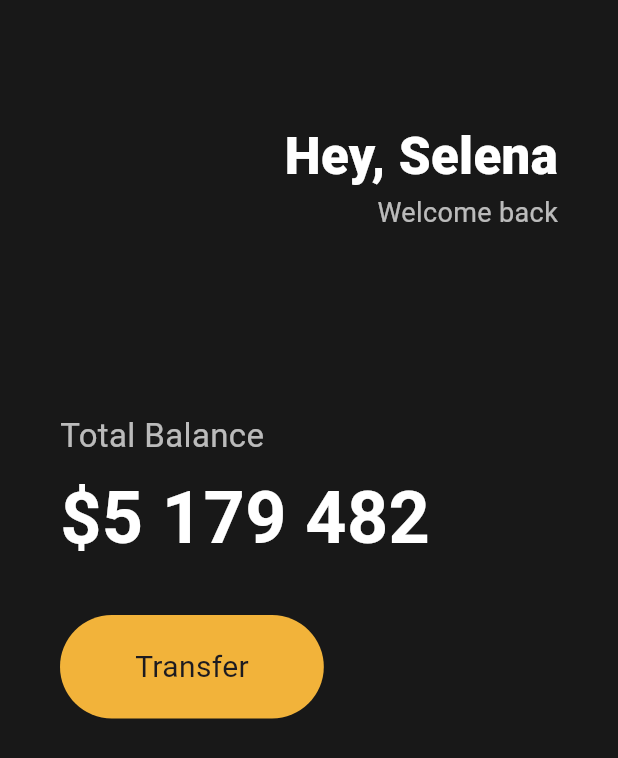
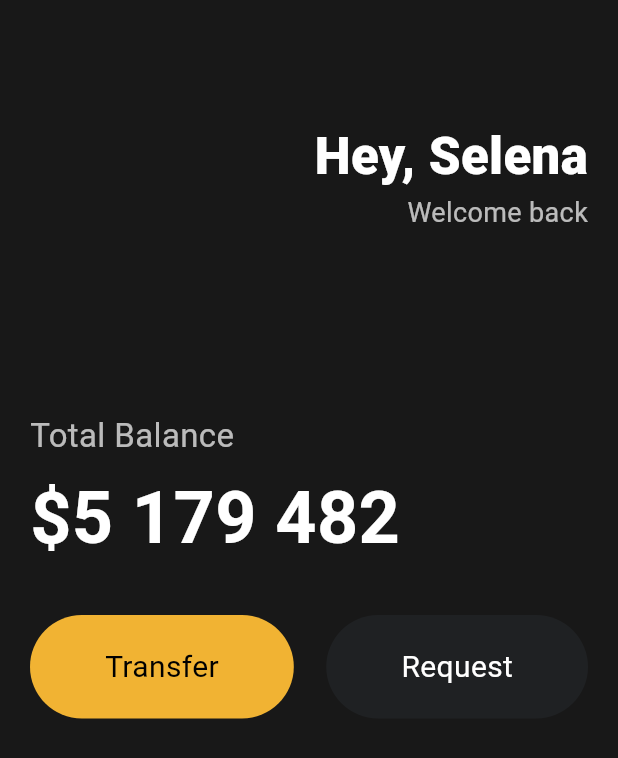
Before and after one commit to kyhyeok/toonflix, a Flutter app: the screen it shows after launch, on a phone screen of 412 x 824 dp. Shown: the top 758 px of the screen. Run offline on Flutter 3.47's test engine with Material 3 defaults, Android fonts, the phone set to English and light mode, and no system bars.

Commit message:
UI CHALLENGE 3.5 Reusable Widgets

```diff
--- a/lib/main.dart
+++ b/lib/main.dart
@@ -1,4 +1,5 @@
 import 'package:flutter/material.dart';
+import 'package:toonflix/widgets/Button.dart';
 
 void main() {
   runApp(App());
@@ -11,7 +12,7 @@ class App extends StatelessWidget {
       home: Scaffold(
         backgroundColor: Color(0xFF181818),
         body: Padding(
-          padding: EdgeInsets.symmetric(horizontal: 40),
+          padding: EdgeInsets.symmetric(horizontal: 20),
           child: Column(
             crossAxisAlignment: CrossAxisAlignment.start,
             children: [
@@ -68,25 +69,16 @@ class App extends StatelessWidget {
                 height: 30,
               ),
               Row(
+                mainAxisAlignment: MainAxisAlignment.spaceBetween,
                 children: [
-                  Container(
-                    decoration: BoxDecoration(
-                      color: Color(0xFFF2B33A),
-                      borderRadius: BorderRadius.circular(45),
-                    ),
-                    child: Padding(
-                      padding: EdgeInsets.symmetric(
-                        vertical: 20,
-                        horizontal: 50,
-                      ),
-                      child: Text(
-                        'Transfer',
-                        style: TextStyle(
-                          fontSize: 20,
-                        ),
-                      ),
-                    ),
-                  ),
+                  const Button(
+                      text: 'Transfer',
+                      bgColor: Color(0xFFF1B333),
+                      textColor: Colors.black),
+                  const Button(
+                      text: 'Request',
+                      bgColor: Color(0xFF1F2123),
+                      textColor: Colors.white),
                 ],
               ),
             ],
--- /dev/null
+++ b/lib/widgets/Button.dart
@@ -0,0 +1,36 @@
+import 'package:flutter/material.dart';
+
+class Button extends StatelessWidget {
+  final String text;
+  final Color bgColor;
+  final Color textColor;
+
+  const Button(
+      {super.key,
+      required this.text,
+      required this.bgColor,
+      required this.textColor});
+
+  @override
+  Widget build(BuildContext context) {
+    return Container(
+      decoration: BoxDecoration(
+        color: bgColor,
+        borderRadius: BorderRadius.circular(45),
+      ),
+      child: Padding(
+        padding: const EdgeInsets.symmetric(
+          vertical: 20,
+          horizontal: 50,
+        ),
+        child: Text(
+          text,
+          style: TextStyle(
+            color: textColor,
+            fontSize: 20,
+          ),
+        ),
+      ),
+    );
+  }
+}
```
